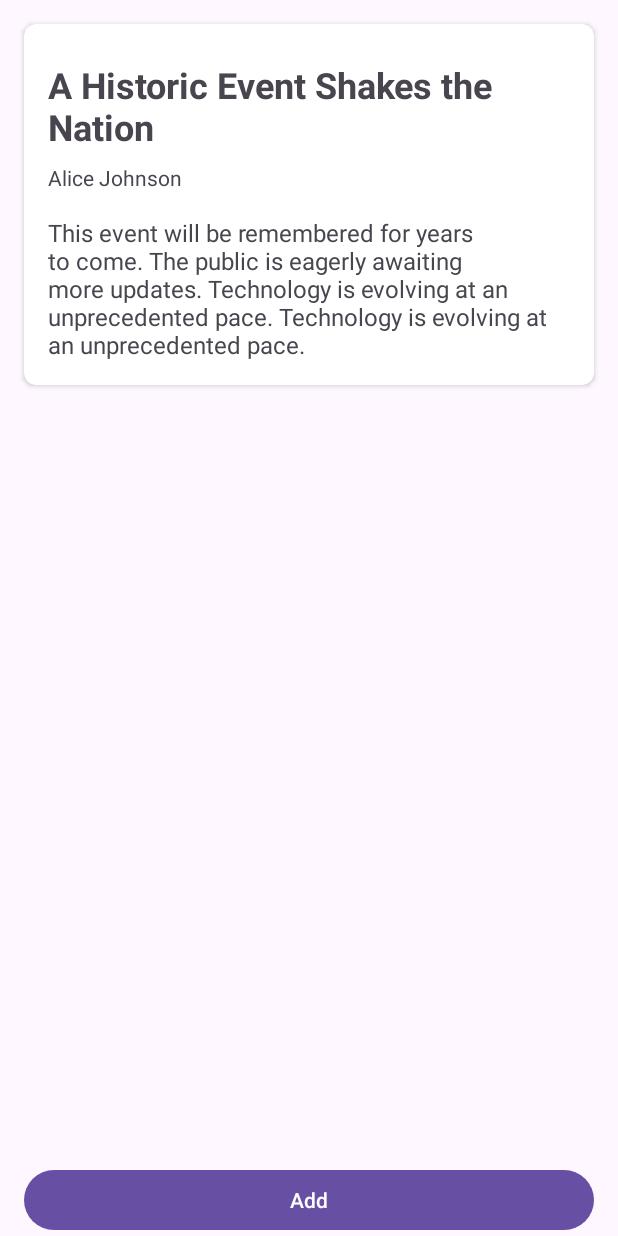
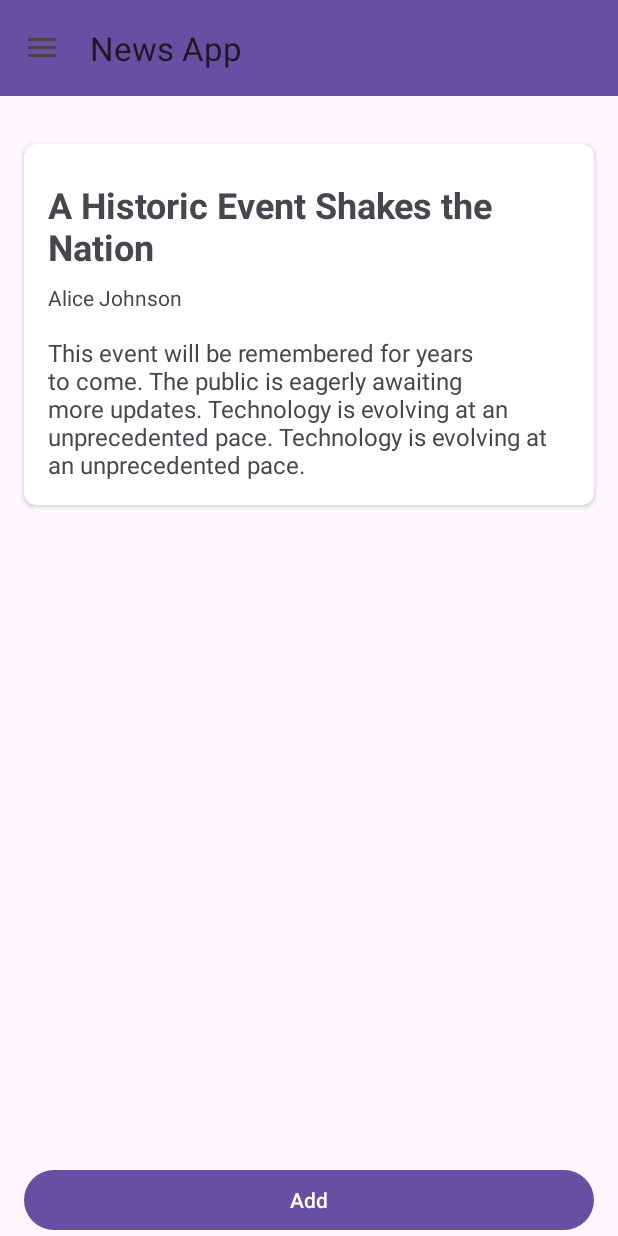
Before and after one commit to sivaprasadnk/android_newsapp, an Android app: the screen it shows after launch (MainActivity), on a phone screen of 412 x 824 dp. Run offline under Robolectric (Android 15) with nearby library versions, the phone set to English and light mode, and no system bars.

Commit message:
adding drawer

```diff
--- a/app/build.gradle.kts
+++ b/app/build.gradle.kts
@@ -42,6 +42,7 @@ android {
 
 dependencies {
 
+    implementation(libs.material)
     implementation(libs.androidx.recyclerview)
     implementation(libs.androidx.core.ktx)
     implementation(libs.androidx.appcompat)
--- a/app/src/main/java/com/example/newsapp/MainActivity.kt
+++ b/app/src/main/java/com/example/newsapp/MainActivity.kt
@@ -3,22 +3,51 @@ package com.example.newsapp
 import android.os.Bundle
 import android.util.Log
 import android.view.LayoutInflater
+import android.view.MenuItem
+import android.widget.Toast
 import androidx.activity.enableEdgeToEdge
+import androidx.appcompat.app.ActionBarDrawerToggle
 import androidx.appcompat.app.AppCompatActivity
 import androidx.core.view.ViewCompat
 import androidx.core.view.WindowInsetsCompat
+import androidx.drawerlayout.widget.DrawerLayout
 import androidx.recyclerview.widget.LinearLayoutManager
 import androidx.recyclerview.widget.RecyclerView.LayoutManager
 import com.example.newsapp.databinding.ActivityMainBinding
 import com.example.newsapp.databinding.NewsItemBinding
 
 class MainActivity : AppCompatActivity() {
+
     private lateinit var binding: ActivityMainBinding
+    lateinit var toggle: ActionBarDrawerToggle
+    private lateinit var drawerLayout: DrawerLayout
+
     override fun onCreate(savedInstanceState: Bundle?) {
         super.onCreate(savedInstanceState)
+
         binding= ActivityMainBinding.inflate(layoutInflater)
+        drawerLayout = binding.drawerLayout
+        val toolbar: androidx.appcompat.widget.Toolbar= binding.toolbarView
+        setSupportActionBar(toolbar)
+        toggle = ActionBarDrawerToggle(this, binding.drawerLayout, R.string.open, R.string.close)
+        binding.drawerLayout.addDrawerListener(toggle)
+        toggle.syncState()
+        supportActionBar?.setDisplayHomeAsUpEnabled(true)
+        binding.navView.setNavigationItemSelectedListener {
+//            when(it.itemId){
+//                R.id.item1 -> Toast.makeText(applicationContext," Clicked ${it.title}", Toast.LENGTH_SHORT).show()
+//                R.id.item2 -> Toast.makeText(applicationContext," Clicked Item2", Toast.LENGTH_SHORT).show()
+//                R.id.item3 -> Toast.makeText(applicationContext," Clicked Item3", Toast.LENGTH_SHORT).show()
+//                R.id.item4 -> Toast.makeText(applicationContext," Clicked Item4", Toast.LENGTH_SHORT).show()
+//            }
+            Toast.makeText(applicationContext," Clicked ${it.title}", Toast.LENGTH_SHORT).show()
+            true
+        }
+
         enableEdgeToEdge()
         setContentView(binding.root)
+
+
         ViewCompat.setOnApplyWindowInsetsListener(findViewById(R.id.main)) { v, insets ->
             val systemBars = insets.getInsets(WindowInsetsCompat.Type.systemBars())
             v.setPadding(systemBars.left, systemBars.top, systemBars.right, systemBars.bottom)
@@ -45,6 +74,13 @@ class MainActivity : AppCompatActivity() {
             newsList.add(newsItem)
             adapter.notifyItemInserted(newsList.size-1)
         }
+    }
+
+    override fun onOptionsItemSelected(item: MenuItem): Boolean {
+        if(toggle.onOptionsItemSelected(item)){
+            return true
+        }
+        return super.onOptionsItemSelected(item)
     }
 
     private fun generateRandomTitle(): String {
--- a/app/src/main/res/layout/activity_main.xml
+++ b/app/src/main/res/layout/activity_main.xml
@@ -1,18 +1,36 @@
 <?xml version="1.0" encoding="utf-8"?>
-<androidx.constraintlayout.widget.ConstraintLayout
+<androidx.drawerlayout.widget.DrawerLayout
+    xmlns:tools="http://schemas.android.com/tools"
     xmlns:android="http://schemas.android.com/apk/res/android"
     xmlns:app="http://schemas.android.com/apk/res-auto"
-    xmlns:tools="http://schemas.android.com/tools"
+    android:id="@+id/drawerLayout"
+    tools:context=".MainActivity"
+    android:layout_height="match_parent"
+    android:layout_width="match_parent">
+
+    <androidx.constraintlayout.widget.ConstraintLayout
         android:id="@+id/main"
         android:padding="16dp"
         android:layout_width="match_parent"
-    android:layout_height="match_parent"
-    tools:context=".MainActivity">
+        android:layout_height="match_parent">
+
+        <androidx.appcompat.widget.Toolbar
+            android:id="@+id/toolbarView"
+            android:layout_width="match_parent"
+            android:layout_height="?attr/actionBarSize"
+            android:background="?attr/colorPrimary"
+            app:popupTheme="@style/ThemeOverlay.AppCompat.Light"
+            app:title="News App"
+            app:layout_constraintTop_toTopOf="parent"
+            app:layout_constraintBottom_toTopOf="@id/recyclerView"
+            app:layout_constraintStart_toStartOf="parent"
+            app:layout_constraintEnd_toEndOf="parent"/>
 
         <androidx.recyclerview.widget.RecyclerView
+            android:layout_marginTop="16dp"
             android:id="@+id/recyclerView"
             android:layout_width="match_parent"
-        app:layout_constraintTop_toTopOf="parent"
+            app:layout_constraintTop_toBottomOf="@id/toolbarView"
             app:layout_constraintBottom_toTopOf="@id/btnAdd"
             android:layout_height="0dp"/>
         <Button
@@ -27,3 +45,14 @@
             android:layout_height="wrap_content"/>
 
     </androidx.constraintlayout.widget.ConstraintLayout>
+    <com.google.android.material.navigation.NavigationView
+        android:id="@+id/navView"
+        android:layout_width="wrap_content"
+        android:layout_height="match_parent"
+        android:layout_gravity="start"
+        app:headerLayout="@layout/nav_header"
+        app:menu="@menu/nav_drawer_menu"
+        android:fitsSystemWindows="true">
+
+    </com.google.android.material.navigation.NavigationView>
+</androidx.drawerlayout.widget.DrawerLayout>
--- /dev/null
+++ b/app/src/main/res/layout/nav_header.xml
@@ -0,0 +1,8 @@
+<?xml version="1.0" encoding="utf-8"?>
+<androidx.constraintlayout.widget.ConstraintLayout
+    xmlns:android="http://schemas.android.com/apk/res/android"
+    android:layout_width="match_parent"
+    android:layout_height="150dp"
+    android:background="@color/design_default_color_primary">
+
+</androidx.constraintlayout.widget.ConstraintLayout>
--- /dev/null
+++ b/app/src/main/res/menu/nav_drawer_menu.xml
@@ -0,0 +1,16 @@
+<?xml version="1.0" encoding="utf-8"?>
+<menu xmlns:android="http://schemas.android.com/apk/res/android">
+    <item
+        android:id="@+id/item1"
+        android:title="@string/home"/>
+    <item
+        android:id="@+id/item2"
+        android:title="@string/settings"/>
+    <item
+        android:id="@+id/item3"
+        android:title="@string/profile"/>
+    <item
+        android:id="@+id/item4"
+        android:title="@string/close"/>
+
+</menu>
--- a/app/src/main/res/values/strings.xml
+++ b/app/src/main/res/values/strings.xml
@@ -2,4 +2,9 @@
     <string name="app_name">NewsApp</string>
     <string name="add">Add</string>
     <string name="go_back">Go Back</string>
+    <string name="home">Home</string>
+    <string name="settings">settings</string>
+    <string name="profile">profile</string>
+    <string name="close">close</string>
+    <string name="open">open</string>
 </resources>
```
Lines whose indentation alone changed are shown as unchanged.
